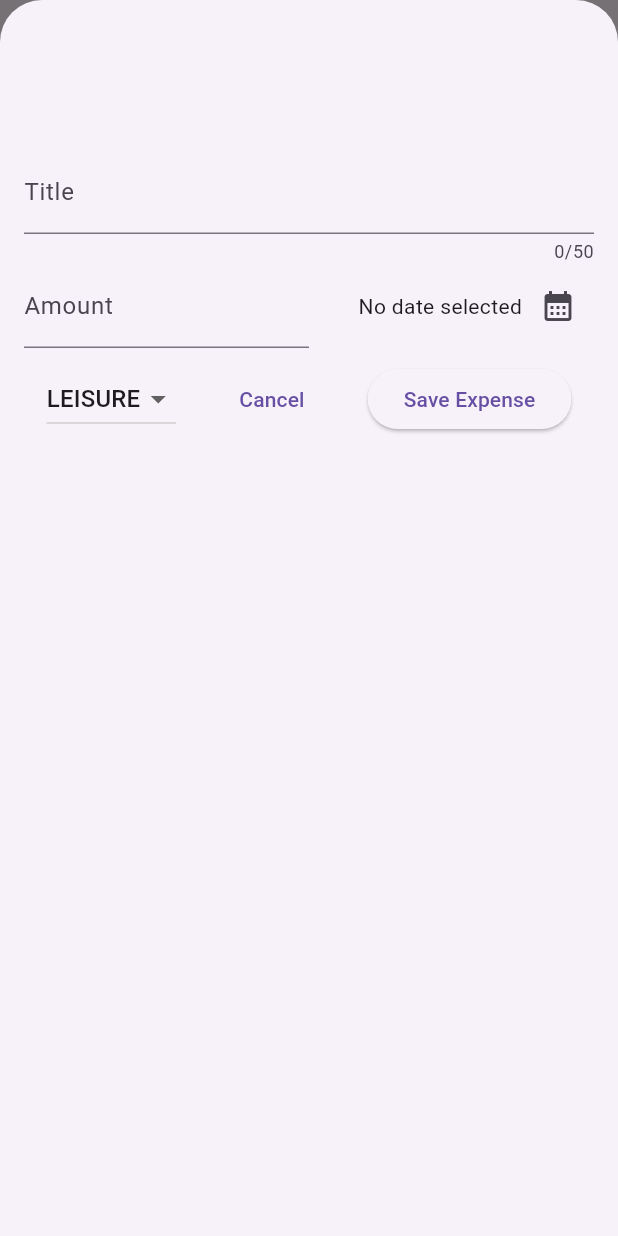
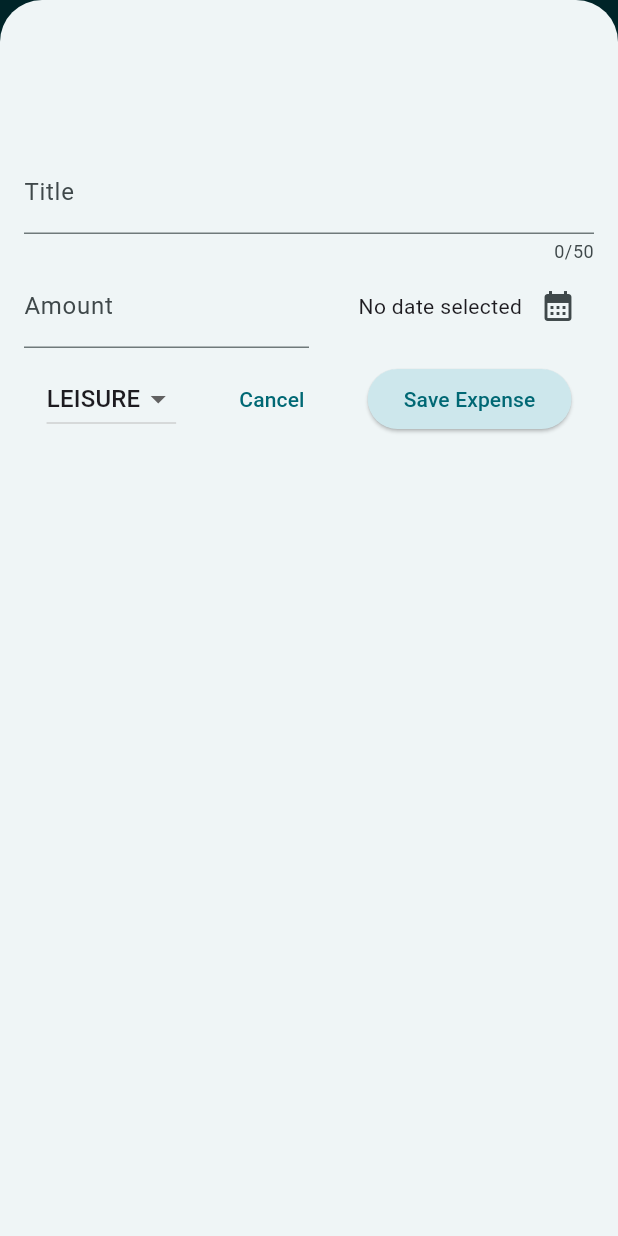
Before and after one commit to sohail-shahid/expense_tracker, a Flutter app: the screen it shows after launch, after a tap on the "add" icon, on a phone screen of 412 x 824 dp. Run offline on Flutter 3.47's test engine with Material 3 defaults, Android fonts, the phone set to English and light mode, and no system bars.

Commit message:
app theme and dark mode

```diff
--- a/lib/custom_widget/expense_list_item_view.dart
+++ b/lib/custom_widget/expense_list_item_view.dart
@@ -8,10 +8,6 @@ class ExpenseListItemView extends StatelessWidget {
   @override
   Widget build(BuildContext context) {
     return Card(
-      margin: const EdgeInsets.symmetric(
-        vertical: 4,
-        horizontal: 20,
-      ),
       child: Padding(
         padding: const EdgeInsets.symmetric(
           vertical: 10,
@@ -20,7 +16,10 @@ class ExpenseListItemView extends StatelessWidget {
         child: Column(
           crossAxisAlignment: CrossAxisAlignment.start,
           children: [
-            Text(expense.title),
+            Text(
+              expense.title,
+              style: Theme.of(context).textTheme.labelLarge,
+            ),
             const SizedBox(
               height: 5,
             ),
--- a/lib/custom_widget/expense_list_view.dart
+++ b/lib/custom_widget/expense_list_view.dart
@@ -17,7 +17,12 @@ class ExpenseListView extends StatelessWidget {
         },
         key: ValueKey(expenses[index].id),
         background: Container(
-          color: Colors.red,
+          color: Theme.of(context)
+              .colorScheme
+              .error
+              .withOpacity(0.75)
+              .withAlpha(50),
+          margin: Theme.of(context).cardTheme.margin,
         ),
         child: ExpenseListItemView(expense: expenses[index]),
       ),
--- a/lib/main.dart
+++ b/lib/main.dart
@@ -1,10 +1,56 @@
 import 'package:expense_tracker/screens/home_screen.dart';
 import 'package:flutter/material.dart';
+
+ColorScheme kColorScheme = ColorScheme.fromSeed(seedColor: Colors.grey);
+ColorScheme kColorSchemeDark = ColorScheme.fromSeed(
+  brightness: Brightness.dark,
+  seedColor: Colors.white,
+);
 
 void main() {
   runApp(
     MaterialApp(
-      theme: ThemeData(useMaterial3: true),
+      darkTheme: ThemeData.dark().copyWith(
+        colorScheme: kColorSchemeDark,
+        cardTheme: const CardTheme().copyWith(
+          color: kColorSchemeDark.secondaryContainer,
+          margin: const EdgeInsets.symmetric(
+            horizontal: 16,
+            vertical: 4,
+          ),
+        ),
+        elevatedButtonTheme: ElevatedButtonThemeData(
+          style: ElevatedButton.styleFrom(
+            backgroundColor: kColorSchemeDark.primaryContainer,
+          ),
+        ),
+      ),
+      theme: ThemeData().copyWith(
+        colorScheme: kColorScheme,
+        appBarTheme: const AppBarTheme().copyWith(
+          backgroundColor: kColorScheme.onPrimaryContainer,
+          foregroundColor: kColorScheme.secondaryContainer,
+        ),
+        cardTheme: const CardTheme().copyWith(
+          color: kColorScheme.secondaryContainer,
+          margin: const EdgeInsets.symmetric(
+            horizontal: 16,
+            vertical: 4,
+          ),
+        ),
+        elevatedButtonTheme: ElevatedButtonThemeData(
+          style: ElevatedButton.styleFrom(
+              backgroundColor: kColorScheme.secondaryContainer),
+        ),
+        textTheme: ThemeData().textTheme.copyWith(
+              titleLarge: TextStyle(
+                fontWeight: FontWeight.normal,
+                fontSize: 16,
+                color: kColorScheme.secondaryContainer,
+              ),
+            ),
+      ),
+      themeMode: ThemeMode.system,
       home: const HomeScreen(),
     ),
   );
```
